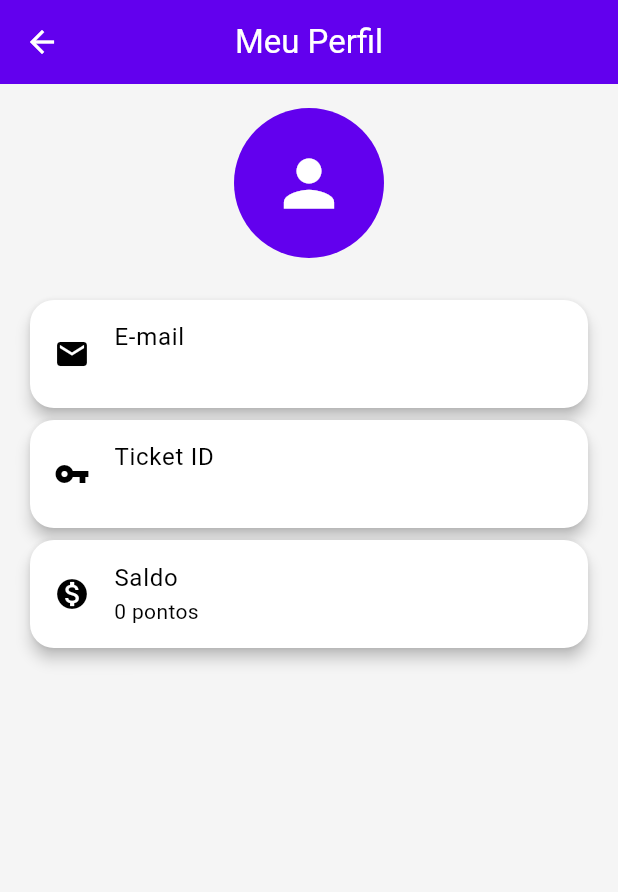
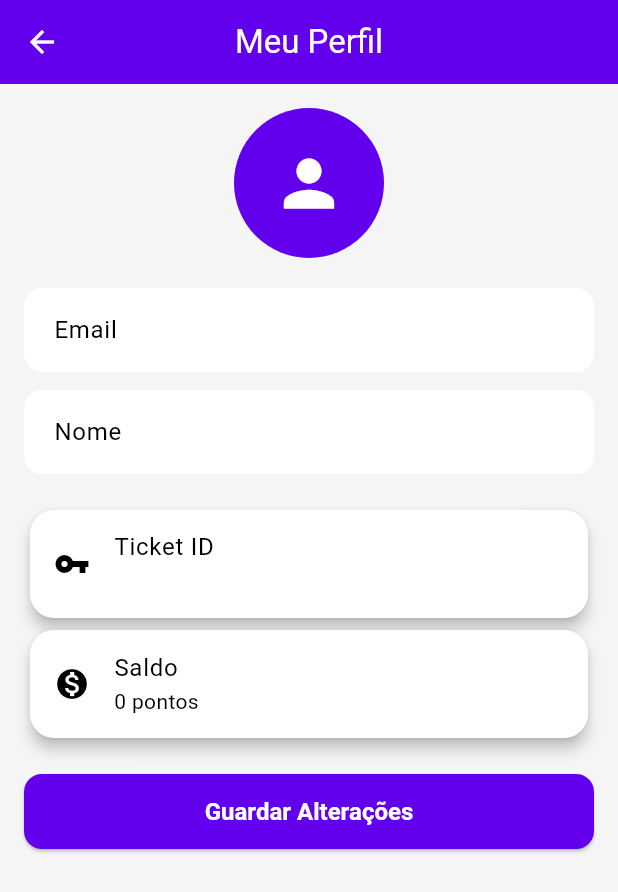
Before and after one commit to OseiasDias/FCUAN2026ANUCIOSLOC_V2, a Flutter app: the PerfilScreen screen opened directly, on a phone screen of 412 x 824 dp. Shown: the top 892 px of the screen. Run offline on Flutter 3.47's test engine with Material 3 defaults, Android fonts, the light colour scheme and no system bars; our stand-ins replace shared_preferences; accounts and stored records are empty; network calls fail.

Commit message:
perfil ajustado

```diff
--- a/anunciosloc_app_v2/lib/screens/perfil_screen.dart
+++ b/anunciosloc_app_v2/lib/screens/perfil_screen.dart
@@ -15,6 +15,9 @@ class _PerfilScreenState extends State<PerfilScreen> {
   int _saldo = 0;
   bool _carregando = true;
 
+  final TextEditingController _emailController = TextEditingController();
+  final TextEditingController _nomeController = TextEditingController();
+
   @override
   void initState() {
     super.initState();
@@ -25,18 +28,48 @@ class _PerfilScreenState extends State<PerfilScreen> {
     _email = await Preferencias.getEmail();
     _ticketId = await Preferencias.getTicketId();
     _saldo = await ApiService.consultarSaldo(_email);
+
+    _emailController.text = _email;
+    _nomeController.text = _email.split('@')[0]; // fallback simples
+
     setState(() => _carregando = false);
+  }
+
+  Future<void> _guardarAlteracoes() async {
+    final sucesso = await ApiService.editarPerfil(
+      email: _email,
+      novoEmail: _emailController.text,
+      novoNome: _nomeController.text,
+    );
+
+    if (sucesso) {
+      await Preferencias.salvarUsuario(
+        email: _emailController.text,
+        ticketId: _ticketId,
+        nome: _nomeController.text,
+      );
+
+      ScaffoldMessenger.of(context).showSnackBar(
+        const SnackBar(content: Text("Perfil atualizado com sucesso")),
+      );
+
+      setState(() {
+        _email = _emailController.text;
+      });
+    } else {
+      ScaffoldMessenger.of(context).showSnackBar(
+        const SnackBar(content: Text("Erro ao atualizar perfil")),
+      );
+    }
   }
 
   @override
   Widget build(BuildContext context) {
     return Scaffold(
-      appBar: AppBar(
-        title: const Text('Meu Perfil'),
-      ),
+      appBar: AppBar(title: const Text('Meu Perfil')),
       body: _carregando
           ? const Center(child: CircularProgressIndicator())
-          : Padding(
+          : SingleChildScrollView(
               padding: const EdgeInsets.all(16),
               child: Column(
                 children: [
@@ -44,14 +77,31 @@ class _PerfilScreenState extends State<PerfilScreen> {
                     radius: 50,
                     child: Icon(Icons.person, size: 50),
                   ),
-                  const SizedBox(height: 24),
-                  Card(
-                    child: ListTile(
-                      leading: const Icon(Icons.email),
-                      title: const Text('E-mail'),
-                      subtitle: Text(_email),
+
+                  const SizedBox(height: 20),
+
+                  // EMAIL EDITÁVEL
+                  TextField(
+                    controller: _emailController,
+                    decoration: const InputDecoration(
+                      labelText: "Email",
+                      border: OutlineInputBorder(),
                     ),
                   ),
+
+                  const SizedBox(height: 12),
+
+                  // NOME EDITÁVEL
+                  TextField(
+                    controller: _nomeController,
+                    decoration: const InputDecoration(
+                      labelText: "Nome",
+                      border: OutlineInputBorder(),
+                    ),
+                  ),
+
+                  const SizedBox(height: 20),
+
                   Card(
                     child: ListTile(
                       leading: const Icon(Icons.vpn_key),
@@ -59,6 +109,7 @@ class _PerfilScreenState extends State<PerfilScreen> {
                       subtitle: Text(_ticketId),
                     ),
                   ),
+
                   Card(
                     child: ListTile(
                       leading: const Icon(Icons.monetization_on),
@@ -66,6 +117,13 @@ class _PerfilScreenState extends State<PerfilScreen> {
                       subtitle: Text('$_saldo pontos'),
                     ),
                   ),
+
+                  const SizedBox(height: 20),
+
+                  ElevatedButton(
+                    onPressed: _guardarAlteracoes,
+                    child: const Text("Guardar Alterações"),
+                  ),
                 ],
               ),
             ),
--- a/anunciosloc_app_v2/lib/utils/preferencias.dart
+++ b/anunciosloc_app_v2/lib/utils/preferencias.dart
@@ -2,18 +2,34 @@ import 'package:shared_preferences/shared_preferences.dart';
 import 'constantes.dart';
 
 class Preferencias {
+  // ===================== SALVAR USUÁRIO COMPLETO =====================
   static Future<void> salvarUsuario({
     required String email,
     required String ticketId,
     required String nome,
   }) async {
     final prefs = await SharedPreferences.getInstance();
+
     await prefs.setString(Constantes.chaveEmail, email);
     await prefs.setString(Constantes.chaveTicket, ticketId);
     await prefs.setString(Constantes.chaveNome, nome);
     await prefs.setBool(Constantes.chaveLogado, true);
   }
 
+  // ===================== ATUALIZAR PERFIL =====================
+  static Future<void> atualizarUsuario({
+    required String email,
+    required String nome,
+    required String ticketId,
+  }) async {
+    final prefs = await SharedPreferences.getInstance();
+
+    await prefs.setString(Constantes.chaveEmail, email);
+    await prefs.setString(Constantes.chaveNome, nome);
+    await prefs.setString(Constantes.chaveTicket, ticketId);
+  }
+
+  // ===================== GETTERS =====================
   static Future<String> getEmail() async {
     final prefs = await SharedPreferences.getInstance();
     return prefs.getString(Constantes.chaveEmail) ?? '';
@@ -34,6 +50,7 @@ class Preferencias {
     return prefs.getBool(Constantes.chaveLogado) ?? false;
   }
 
+  // ===================== LOGOUT =====================
   static Future<void> sair() async {
     final prefs = await SharedPreferences.getInstance();
     await prefs.clear();
```
Also changed, not shown: anunciosloc_app_v2/lib/models/anuncio_model.dart (+21 -12 lines), anunciosloc_app_v2/lib/screens/meus_anuncios_screen.dart (+16 -4 lines), anunciosloc_app_v2/lib/services/api_service.dart (+47 -10 lines).
